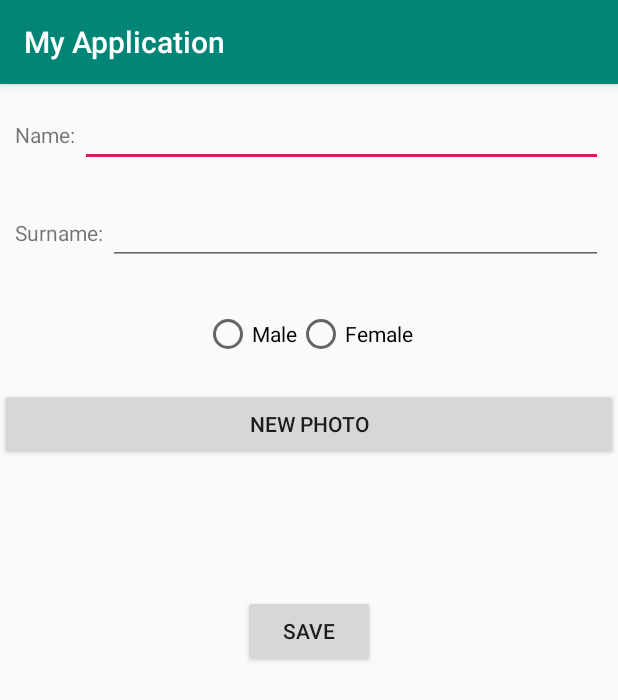
After one commit to Jin2007/TestRep3, an Android app: the ActivityTwo screen opened directly, with no data from a screen before it, on a phone screen of 412 x 824 dp. The commit adds this screen. Shown: the top 700 px of the screen. Run offline under Robolectric (Android 15) with nearby library versions, the phone set to English and light mode, and no system bars; our stand-ins replace CircleImageView; 1 statement that could not run was skipped.

Commit message:
kruglim ugli

```diff
--- a/app/src/main/AndroidManifest.xml
+++ b/app/src/main/AndroidManifest.xml
@@ -2,7 +2,8 @@
 <manifest xmlns:android="http://schemas.android.com/apk/res/android"
     package="com.example.myapplication">
 
-    <uses-permission android:name="android.permission.INTERNET"></uses-permission>
+    <uses-permission android:name="android.permission.INTERNET" />
+    <uses-permission android:name="android.permission.READ_EXTERNAL_STORAGE"/>
 
     <application
         android:allowBackup="true"
@@ -11,6 +12,7 @@
         android:roundIcon="@mipmap/ic_launcher_round"
         android:supportsRtl="true"
         android:theme="@style/AppTheme">
+        <activity android:name=".ActivityTwo"></activity>
         <activity android:name=".MainActivity">
             <intent-filter>
                 <action android:name="android.intent.action.MAIN" />
--- /dev/null
+++ b/app/src/main/java/com/example/myapplication/ActivityTwo.java
@@ -0,0 +1,109 @@
+package com.example.myapplication;
+
+import androidx.appcompat.app.AppCompatActivity;
+
+import android.content.ContentValues;
+import android.content.Intent;
+import android.database.sqlite.SQLiteDatabase;
+import android.graphics.Bitmap;
+import android.graphics.BitmapFactory;
+import android.net.Uri;
+import android.os.Bundle;
+import android.provider.MediaStore;
+import android.view.View;
+import android.widget.Button;
+import android.widget.EditText;
+import android.widget.ImageView;
+import android.widget.RadioButton;
+
+import java.io.FileNotFoundException;
+import java.io.InputStream;
+
+import de.hdodenhof.circleimageview.CircleImageView;
+
+
+public class ActivityTwo extends AppCompatActivity implements View.OnClickListener {
+
+    EditText editName;
+    EditText editSurname;
+    RadioButton checkMale;
+    RadioButton checkFemale;
+    Button newPhoto;
+    Button save;
+    DBHelper dbHelper;
+    private final int Pick_image = 1;
+    CircleImageView imageView;
+    Uri fileUri;
+
+    @Override
+    protected void onCreate(Bundle savedInstanceState) {
+        super.onCreate(savedInstanceState);
+        setContentView(R.layout.activity_two);
+
+        editName = findViewById(R.id.editName);
+        editSurname = findViewById(R.id.editSurname);
+        checkMale = findViewById(R.id.checkMale);
+        checkFemale = findViewById(R.id.checkFemale);
+
+        newPhoto = findViewById(R.id.newPhoto);
+        newPhoto.setOnClickListener(this);
+
+        save = findViewById(R.id.save);
+        save.setOnClickListener(this);
+
+        dbHelper = new DBHelper(this);
+    }
+
+    @Override
+    public void onClick(View view) {
+        ContentValues cv = new ContentValues();
+
+        String edtName = editName.getText().toString();
+        String edtSurname = editSurname.getText().toString();
+        String edtSex = "who?";
+        SQLiteDatabase db = dbHelper.getWritableDatabase();
+
+        switch (view.getId()){
+            case R.id.save:
+                cv.put("name", edtName);
+                cv.put("surname", edtSurname);
+                if (checkMale.isChecked() == true){
+                    edtSex = "Male";
+                } else if(checkFemale.isChecked()==true){
+                    edtSex = "Female";
+                }
+                cv.put("sex", edtSex);
+                db.insert("mytable", null, cv);
+                finish();
+                break;
+            case R.id.newPhoto:
+                Intent photoPickerIntent = new Intent(Intent.ACTION_PICK);
+                photoPickerIntent.setType("image/*");
+                startActivityForResult(photoPickerIntent, Pick_image);
+                break;
+        }
+        db.close();
+    }
+
+//    @Override
+//    protected void onActivityResult(int requestCode, int resultCode, Intent imageReturnedIntent) {
+//        super.onActivityResult(requestCode, resultCode, imageReturnedIntent);
+//
+//        imageView = findViewById(R.id.image);
+//
+//        switch (requestCode) {
+//            case Pick_image:
+//                if (resultCode == RESULT_OK) {
+//                    fileUri = imageReturnedIntent.getData();
+//                    InputStream imageStream;
+//                    try {
+//                        imageStream = getContentResolver().openInputStream(fileUri);
+//                        Bitmap selectedImage = BitmapFactory.decodeStream(imageStream);
+//                        imageView.setImageBitmap(selectedImage);
+//                    } catch (FileNotFoundException e) {
+//                        e.printStackTrace();
+//                    }
+//                }
+//        }
+//    }
+}
--- a/app/src/main/java/com/example/myapplication/AdapterFragment.java
+++ b/app/src/main/java/com/example/myapplication/AdapterFragment.java
@@ -9,6 +9,7 @@ import androidx.fragment.app.FragmentStatePagerAdapter;
 public class AdapterFragment extends FragmentStatePagerAdapter {
     Context context;
     int totalTabs;
+
     public AdapterFragment(Context c, FragmentManager fm, int totalTabs) {
         super(fm);
         context = c;
--- a/app/src/main/res/layout/activity_main.xml
+++ b/app/src/main/res/layout/activity_main.xml
@@ -10,6 +10,7 @@
         android:layout_width="match_parent"
         android:layout_height="wrap_content"
         android:background="#1db995">
+
     </com.google.android.material.tabs.TabLayout>
 
     <androidx.viewpager.widget.ViewPager
@@ -19,7 +20,7 @@
         android:layout_below="@id/tabLayout"
         android:layout_centerInParent="true"
         android:layout_marginTop="0dp"
-        tools:layout_editor_absoluteX="8dp"
-        android:background="#e0ddd5"/>
+        android:background="#e0ddd5"
+        tools:layout_editor_absoluteX="8dp" />
 
 </RelativeLayout>
--- /dev/null
+++ b/app/src/main/res/layout/activity_two.xml
@@ -0,0 +1,90 @@
+<?xml version="1.0" encoding="utf-8"?>
+<LinearLayout
+    xmlns:android="http://schemas.android.com/apk/res/android"
+    xmlns:tools="http://schemas.android.com/tools"
+    android:layout_width="match_parent"
+    android:layout_height="match_parent"
+    android:orientation="vertical"
+    tools:context=".ActivityTwo">
+
+    <LinearLayout
+        android:layout_width="match_parent"
+        android:layout_height="wrap_content"
+        android:layout_margin="10dp">
+
+        <TextView
+            android:layout_width="wrap_content"
+            android:layout_height="wrap_content"
+            android:id="@+id/textName"
+            android:text="Name: ">
+        </TextView>
+
+        <EditText
+            android:id="@+id/editName"
+            android:layout_width="match_parent"
+            android:layout_height="wrap_content">
+        </EditText>
+
+    </LinearLayout>
+
+    <LinearLayout
+        android:layout_width="match_parent"
+        android:layout_height="wrap_content"
+        android:layout_margin="10dp">
+
+        <TextView
+            android:layout_width="wrap_content"
+            android:layout_height="wrap_content"
+            android:id="@+id/textSurname"
+            android:text="Surname: ">
+        </TextView>
+
+        <EditText
+            android:id="@+id/editSurname"
+            android:layout_width="match_parent"
+            android:layout_height="wrap_content">
+        </EditText>
+
+    </LinearLayout>
+
+    <RadioGroup
+        android:layout_width="wrap_content"
+        android:layout_height="wrap_content"
+        android:orientation="horizontal"
+        android:layout_gravity="center"
+        android:layout_marginTop="20dp">
+
+        <RadioButton
+            android:layout_width="wrap_content"
+            android:layout_height="wrap_content"
+            android:id="@+id/checkMale"
+            android:text="Male">
+        </RadioButton>
+
+        <RadioButton
+            android:layout_width="wrap_content"
+            android:layout_height="wrap_content"
+            android:id="@+id/checkFemale"
+            android:text="Female">
+        </RadioButton>
+
+    </RadioGroup>
+
+    <Button
+        android:layout_width="match_parent"
+        android:layout_height="wrap_content"
+        android:layout_marginTop="20dp"
+        android:id="@+id/newPhoto"
+        android:text="NEW PHOTO">
+    </Button>
+
+    <Button
+        android:layout_width="wrap_content"
+        android:layout_height="wrap_content"
+        android:layout_marginTop="90dp"
+        android:layout_gravity="center"
+        android:id="@+id/save"
+        android:text="SAVE">
+    </Button>
+
+</LinearLayout>
--- a/app/src/main/res/layout/list_item.xml
+++ b/app/src/main/res/layout/list_item.xml
@@ -5,6 +5,8 @@
     android:orientation="horizontal"
     android:padding="16dp"
     android:layout_marginTop="10dp"
+    android:layout_marginLeft="10dp"
+    android:layout_marginRight="10dp"
     android:background="@drawable/ugli">
 
     <de.hdodenhof.circleimageview.CircleImageView
--- a/app/src/main/res/values/strings.xml
+++ b/app/src/main/res/values/strings.xml
@@ -1,3 +1,4 @@
 <resources>
     <string name="app_name">My Application</string>
+    <string name="newAct">NEW</string>
 </resources>
```
Also changed, not shown: app/src/main/java/com/example/myapplication/All.java (+25 -7 lines), app/src/main/java/com/example/myapplication/Female.java (+28 -4 lines), app/src/main/java/com/example/myapplication/Human.java (+12 -0 lines), app/src/main/java/com/example/myapplication/MainActivity.java (+26 -0 lines), app/src/main/java/com/example/myapplication/Male.java (+29 -10 lines).
